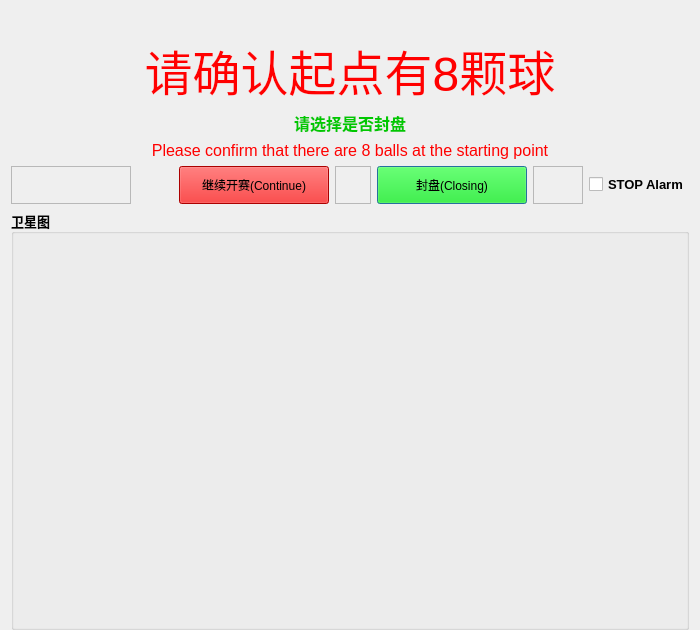
First picture: the form in BallsNumDlg_Ui.ui, repository zzw168/MainCtl, before the edit.
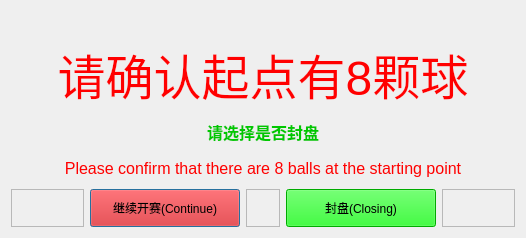
Second picture: the form after the edit.

```diff
--- a/BallsNumDlg_Ui.ui
+++ b/BallsNumDlg_Ui.ui
@@ -6,19 +6,19 @@
    <rect>
     <x>0</x>
     <y>0</y>
-    <width>700</width>
-    <height>630</height>
+    <width>526</width>
+    <height>238</height>
    </rect>
   </property>
   <property name="minimumSize">
    <size>
-    <width>700</width>
-    <height>630</height>
+    <width>500</width>
+    <height>0</height>
    </size>
   </property>
   <property name="maximumSize">
    <size>
-    <width>700</width>
+    <width>526</width>
     <height>630</height>
    </size>
   </property>
@@ -26,42 +26,8 @@
    <string>起点确认</string>
   </property>
   <layout class="QGridLayout" name="gridLayout">
-   <item row="4" column="7">
-    <widget class="QFrame" name="frame_2">
-     <property name="minimumSize">
-      <size>
-       <width>50</width>
-       <height>0</height>
-      </size>
-     </property>
-     <property name="font">
-      <font>
-       <pointsize>20</pointsize>
-      </font>
-     </property>
-     <property name="frameShape">
-      <enum>QFrame::Shape::StyledPanel</enum>
-     </property>
-     <property name="frameShadow">
-      <enum>QFrame::Shadow::Raised</enum>
-     </property>
-    </widget>
-   </item>
-   <item row="4" column="8">
-    <widget class="QCheckBox" name="checkBox_stop">
-     <property name="font">
-      <font>
-       <pointsize>10</pointsize>
-       <bold>true</bold>
-      </font>
-     </property>
-     <property name="text">
-      <string>STOP Alarm</string>
-     </property>
-    </widget>
-   </item>
-   <item row="2" column="0" colspan="9">
-    <widget class="QLabel" name="label_4">
+   <item row="3" column="0" colspan="7">
+    <widget class="QLabel" name="label_2">
      <property name="maximumSize">
       <size>
        <width>16777215</width>
@@ -71,25 +37,6 @@
      <property name="font">
       <font>
        <pointsize>12</pointsize>
-       <bold>true</bold>
-      </font>
-     </property>
-     <property name="styleSheet">
-      <string notr="true">color: rgb(0, 200, 0);</string>
-     </property>
-     <property name="text">
-      <string>请选择是否封盘</string>
-     </property>
-     <property name="alignment">
-      <set>Qt::AlignmentFlag::AlignCenter</set>
-     </property>
-    </widget>
-   </item>
-   <item row="1" column="0" colspan="9">
-    <widget class="QLabel" name="label">
-     <property name="font">
-      <font>
-       <pointsize>36</pointsize>
        <bold>false</bold>
       </font>
      </property>
@@ -97,57 +44,13 @@
       <string notr="true">color: rgb(255, 0, 0);</string>
      </property>
      <property name="text">
-      <string>请确认起点有8颗球</string>
+      <string>Please confirm that there are 8 balls at the starting point</string>
      </property>
      <property name="alignment">
       <set>Qt::AlignmentFlag::AlignCenter</set>
      </property>
     </widget>
    </item>
-   <item row="5" column="0" colspan="9">
-    <widget class="QGroupBox" name="groupBox_14">
-     <property name="minimumSize">
-      <size>
-       <width>450</width>
-       <height>420</height>
-      </size>
-     </property>
-     <property name="maximumSize">
-      <size>
-       <width>16777215</width>
-       <height>16777215</height>
-      </size>
-     </property>
-     <property name="font">
-      <font>
-       <family>微软雅黑</family>
-       <pointsize>10</pointsize>
-       <bold>true</bold>
-      </font>
-     </property>
-     <property name="title">
-      <string>卫星图</string>
-     </property>
-     <layout class="QGridLayout" name="gridLayout_37">
-      <property name="leftMargin">
-       <number>0</number>
-      </property>
-      <property name="rightMargin">
-       <number>0</number>
-      </property>
-      <item row="0" column="0">
-       <widget class="QWidget" name="widget_map" native="true">
-        <property name="minimumSize">
-         <size>
-          <width>350</width>
-          <height>350</height>
-         </size>
-        </property>
-       </widget>
-      </item>
-     </layout>
-    </widget>
-   </item>
    <item row="0" column="0">
     <widget class="QLabel" name="label_3">
      <property name="maximumSize">
@@ -173,32 +76,29 @@
      </property>
     </widget>
    </item>
-   <item row="3" column="0" colspan="9">
-    <widget class="QLabel" name="label_2">
+   <item row="4" column="2">
+    <widget class="QPushButton" name="pushButton_continue">
+     <property name="minimumSize">
+      <size>
+       <width>150</width>
+       <height>38</height>
+      </size>
+     </property>
      <property name="maximumSize">
       <size>
-       <width>16777215</width>
-       <height>30</height>
+       <width>150</width>
+       <height>16777215</height>
       </size>
      </property>
-     <property name="font">
-      <font>
-       <pointsize>12</pointsize>
-       <bold>false</bold>
-      </font>
-     </property>
      <property name="styleSheet">
-      <string notr="true">color: rgb(255, 0, 0);</string>
+      <string notr="true">background:rgb(240,0,0)</string>
      </property>
      <property name="text">
-      <string>Please confirm that there are 8 balls at the starting point</string>
-     </property>
-     <property name="alignment">
-      <set>Qt::AlignmentFlag::AlignCenter</set>
+      <string>继续开赛(Continue)</string>
      </property>
     </widget>
    </item>
-   <item row="4" column="0" colspan="3">
+   <item row="4" column="0" colspan="2">
     <widget class="QFrame" name="frame">
      <property name="frameShape">
       <enum>QFrame::Shape::StyledPanel</enum>
@@ -208,7 +108,61 @@
      </property>
     </widget>
    </item>
-   <item row="4" column="6">
+   <item row="1" column="0" colspan="7">
+    <widget class="QLabel" name="label">
+     <property name="font">
+      <font>
+       <pointsize>36</pointsize>
+       <bold>false</bold>
+      </font>
+     </property>
+     <property name="styleSheet">
+      <string notr="true">color: rgb(255, 0, 0);</string>
+     </property>
+     <property name="text">
+      <string>请确认起点有8颗球</string>
+     </property>
+     <property name="alignment">
+      <set>Qt::AlignmentFlag::AlignCenter</set>
+     </property>
+    </widget>
+   </item>
+   <item row="2" column="0" colspan="7">
+    <widget class="QLabel" name="label_4">
+     <property name="maximumSize">
+      <size>
+       <width>16777215</width>
+       <height>30</height>
+      </size>
+     </property>
+     <property name="font">
+      <font>
+       <pointsize>12</pointsize>
+       <bold>true</bold>
+      </font>
+     </property>
+     <property name="styleSheet">
+      <string notr="true">color: rgb(0, 200, 0);</string>
+     </property>
+     <property name="text">
+      <string>请选择是否封盘</string>
+     </property>
+     <property name="alignment">
+      <set>Qt::AlignmentFlag::AlignCenter</set>
+     </property>
+    </widget>
+   </item>
+   <item row="4" column="3">
+    <widget class="QFrame" name="frame_3">
+     <property name="frameShape">
+      <enum>QFrame::Shape::StyledPanel</enum>
+     </property>
+     <property name="frameShadow">
+      <enum>QFrame::Shadow::Raised</enum>
+     </property>
+    </widget>
+   </item>
+   <item row="4" column="4">
     <widget class="QPushButton" name="pushButton_close">
      <property name="minimumSize">
       <size>
@@ -230,8 +184,19 @@
      </property>
     </widget>
    </item>
-   <item row="4" column="5">
-    <widget class="QFrame" name="frame_3">
+   <item row="4" column="5" colspan="2">
+    <widget class="QFrame" name="frame_2">
+     <property name="minimumSize">
+      <size>
+       <width>50</width>
+       <height>0</height>
+      </size>
+     </property>
+     <property name="font">
+      <font>
+       <pointsize>20</pointsize>
+      </font>
+     </property>
      <property name="frameShape">
       <enum>QFrame::Shape::StyledPanel</enum>
      </property>
@@ -240,28 +205,6 @@
      </property>
     </widget>
    </item>
-   <item row="4" column="4">
-    <widget class="QPushButton" name="pushButton_continue">
-     <property name="minimumSize">
-      <size>
-       <width>150</width>
-       <height>38</height>
-      </size>
-     </property>
-     <property name="maximumSize">
-      <size>
-       <width>150</width>
-       <height>16777215</height>
-      </size>
-     </property>
-     <property name="styleSheet">
-      <string notr="true">background:rgb(240,0,0)</string>
-     </property>
-     <property name="text">
-      <string>继续开赛(Continue)</string>
-     </property>
-    </widget>
-   </item>
   </layout>
  </widget>
  <resources/>
```
